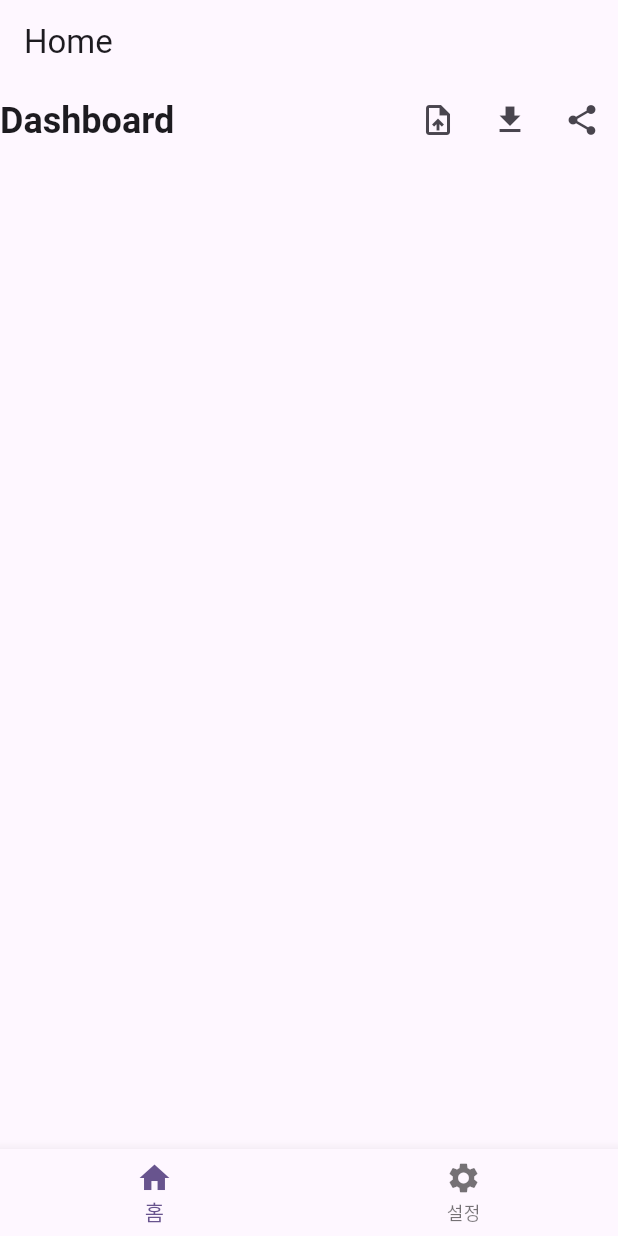
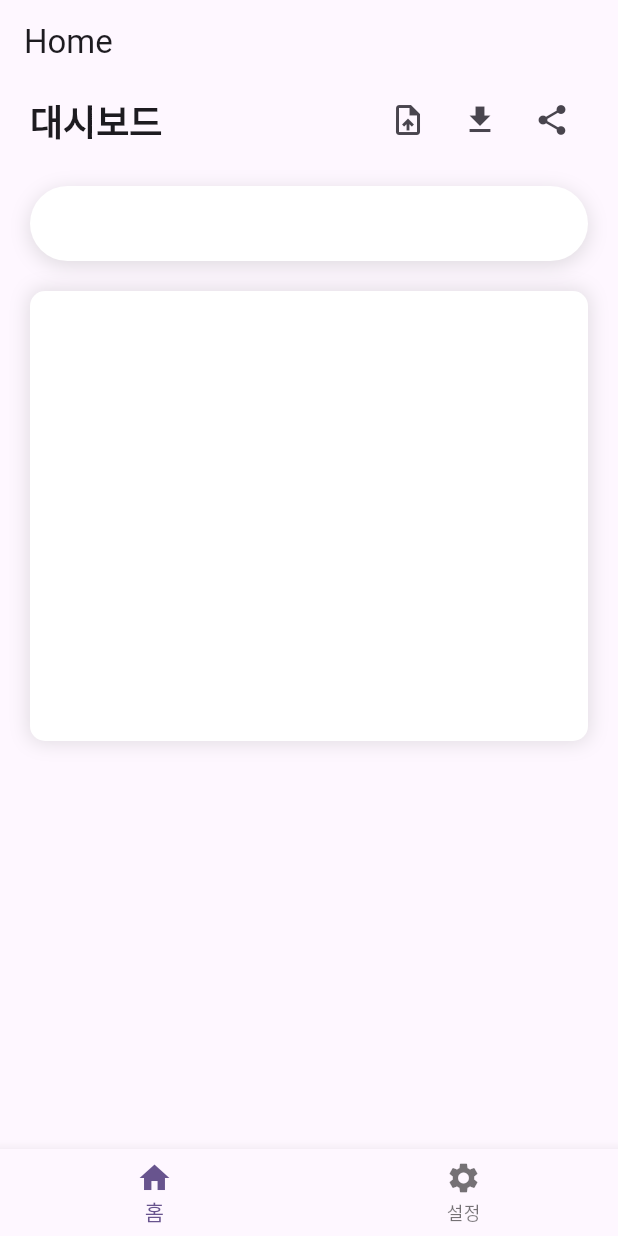
Before and after one commit to J1NWAN/url_check, a Flutter app: the screen it shows after launch, on a phone screen of 412 x 824 dp. Run offline on Flutter 3.47's test engine with Material 3 defaults, Android fonts, the phone set to English and light mode, and no system bars; our stand-ins replace flutter_riverpod, riverpod_annotation; generated files the repository leaves out were written again.

Commit message:
feat: 대시보드 화면 디자인 수정

```diff
--- a/lib/features/home/view/home_screen.dart
+++ b/lib/features/home/view/home_screen.dart
@@ -10,12 +10,14 @@ class HomeScreen extends StatelessWidget {
       body: SingleChildScrollView(
         child: SizedBox(
           width: double.infinity,
+          child: Padding(
+            padding: const EdgeInsets.symmetric(horizontal: 20),
             child: Column(
               children: [
                 Row(
                   mainAxisAlignment: MainAxisAlignment.spaceBetween,
                   children: [
-                  Text('Dashboard', style: Theme.of(context).textTheme.displaySmall),
+                    Text('대시보드', style: Theme.of(context).textTheme.displaySmall),
                     Row(
                       children: [
                         IconButton(onPressed: () {}, icon: const Icon(Icons.upload_file_outlined)),
@@ -24,8 +26,48 @@ class HomeScreen extends StatelessWidget {
                       ],
                     )
                   ],
+                ),
+                const SizedBox(height: 20),
+                Row(
+                  children: [
+                    Expanded(
+                      child: Container(
+                        height: 50,
+                        decoration: BoxDecoration(
+                          borderRadius: BorderRadius.circular(30),
+                          color: Colors.white,
+                          boxShadow: [
+                            BoxShadow(
+                              color: Colors.grey.withOpacity(0.3),
+                              spreadRadius: 1,
+                              blurRadius: 10,
+                              offset: const Offset(0, 3),
+                            ),
+                          ],
+                        ),
+                      ),
+                    ),
+                  ],
+                ),
+                const SizedBox(height: 20),
+                Container(
+                  constraints: const BoxConstraints(
+                    minHeight: 300,
+                  ),
+                  decoration: BoxDecoration(
+                    borderRadius: BorderRadius.circular(10),
+                    color: Colors.white,
+                    boxShadow: [
+                      BoxShadow(
+                        color: Colors.grey.withOpacity(0.3),
+                        spreadRadius: 1,
+                        blurRadius: 10,
+                      ),
+                    ],
+                  ),
                 )
               ],
+            ),
           ),
         ),
       ),
```
Lines whose indentation alone changed are shown as unchanged.
